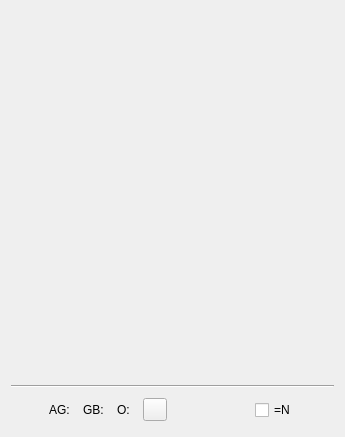
Qt form tht.ui (HappySeaFox/tht) before a commit.
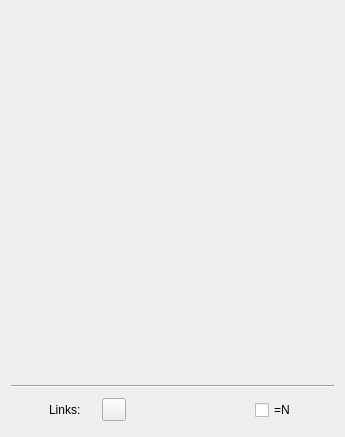
The same form after that commit. Icons and pictures are not drawn. Custom widgets are drawn as their Qt base class.

Commit message: New way to show the number of links

What changed in the file:
```diff
--- a/tht.ui
+++ b/tht.ui
@@ -84,7 +84,7 @@
         <number>0</number>
        </property>
        <property name="spacing">
-        <number>0</number>
+        <number>2</number>
        </property>
        <item row="0" column="0">
         <widget class="QLabel" name="labelAG_n">
@@ -92,96 +92,20 @@
           <string extracomment="Means &quot;Links to Advanced Get and ESignal&quot;">Advanced Get and ESignal links</string>
          </property>
          <property name="text">
-          <string>AG:</string>
+          <string>Links:</string>
          </property>
         </widget>
        </item>
        <item row="0" column="1">
-        <widget class="QLabel" name="labelAG">
-         <property name="toolTip">
-          <string extracomment="Means &quot;Links to Advanced Get and ESignal&quot;">Advanced Get and ESignal links</string>
+        <widget class="QLabel" name="labelLinks">
+         <property name="sizePolicy">
+          <sizepolicy hsizetype="Preferred" vsizetype="Preferred">
+           <horstretch>1</horstretch>
+           <verstretch>0</verstretch>
+          </sizepolicy>
          </property>
         </widget>
        </item>
-       <item row="0" column="2">
-        <spacer name="horizontalSpacer_2">
-         <property name="orientation">
-          <enum>Qt::Horizontal</enum>
-         </property>
-         <property name="sizeType">
-          <enum>QSizePolicy::Fixed</enum>
-         </property>
-         <property name="sizeHint" stdset="0">
-          <size>
-           <width>6</width>
-           <height>20</height>
-          </size>
-         </property>
-        </spacer>
-       </item>
-       <item row="0" column="3">
-        <widget class="QLabel" name="labelGB_n">
-         <property name="toolTip">
-          <string extracomment="Means &quot;Links to Graybox&quot;">Graybox links</string>
-         </property>
-         <property name="text">
-          <string>GB:</string>
-         </property>
-        </widget>
-       </item>
-       <item row="0" column="4">
-        <widget class="QLabel" name="labelGB">
-         <property name="toolTip">
-          <string extracomment="Means &quot;Links to Graybox&quot;">Graybox links</string>
-         </property>
-        </widget>
-       </item>
-       <item row="0" column="5">
-        <spacer name="horizontalSpacer_3">
-         <property name="orientation">
-          <enum>Qt::Horizontal</enum>
-         </property>
-         <property name="sizeType">
-          <enum>QSizePolicy::Fixed</enum>
-         </property>
-         <property name="sizeHint" stdset="0">
-          <size>
-           <width>6</width>
-           <height>20</height>
-          </size>
-         </property>
-        </spacer>
-       </item>
-       <item row="0" column="6">
-        <widget class="QLabel" name="labelO_n">
-         <property name="toolTip">
-          <string>Other links</string>
-         </property>
-         <property name="text">
-          <string>O:</string>
-         </property>
-        </widget>
-       </item>
-       <item row="0" column="8">
-        <widget class="QLabel" name="labelO">
-         <property name="toolTip">
-          <string>Other links</string>
-         </property>
-        </widget>
-       </item>
-       <item row="0" column="9">
-        <spacer name="horizontalSpacer_4">
-         <property name="orientation">
-          <enum>Qt::Horizontal</enum>
-         </property>
-         <property name="sizeHint" stdset="0">
-          <size>
-           <width>0</width>
-           <height>20</height>
-          </size>
-         </property>
-        </spacer>
-       </item>
       </layout>
      </widget>
     </widget>
```
Left out of the diff: 5 changed lines with no effect on the pictures. The commit also changes 4 other files.
